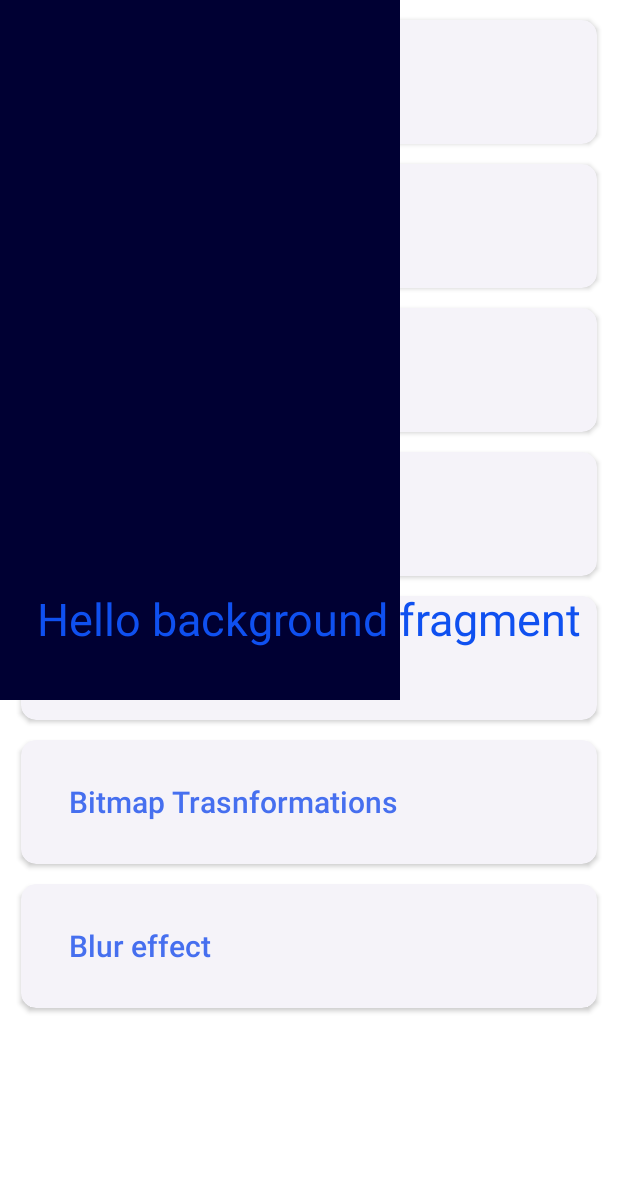
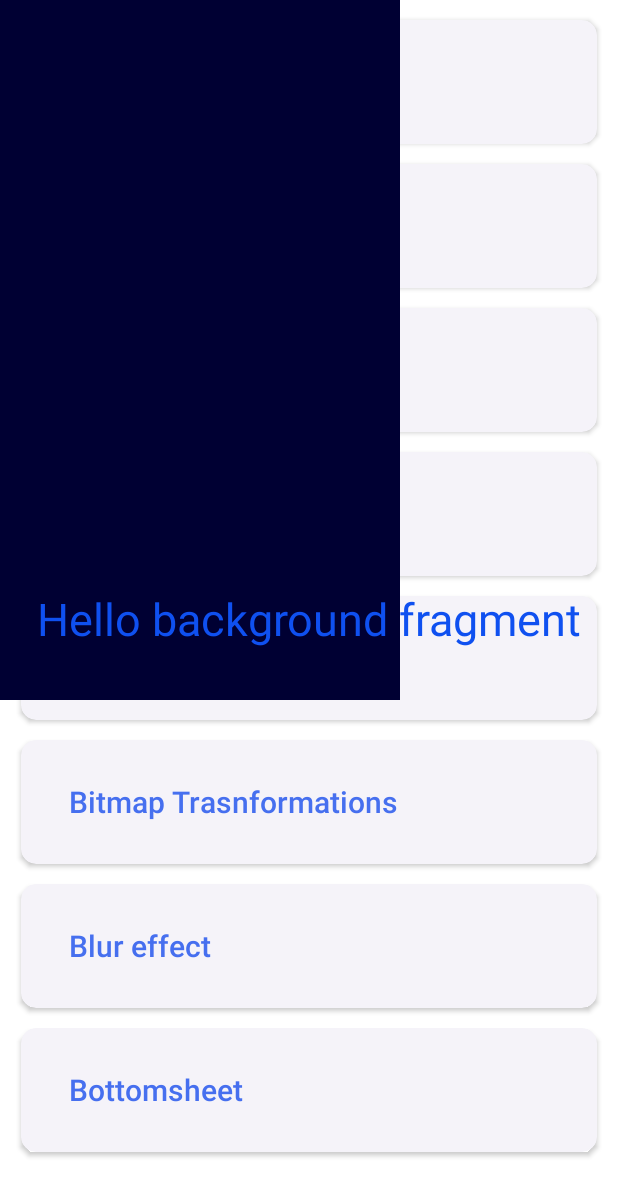
Before and after one commit to Stahma2017/AppForTest, an Android app: the screen it shows after launch (MainActivity), after a tap on "Complex Background", on a phone screen of 412 x 824 dp. Shown: the top 1196 px of the screen. Run offline under Robolectric (Android 15) with nearby library versions, the phone set to English and light mode, and no system bars.

Commit message:
bottomsheet added

```diff
--- a/app/src/main/java/com/stas/appfortest/DataHolder.kt
+++ b/app/src/main/java/com/stas/appfortest/DataHolder.kt
@@ -12,7 +12,8 @@ object DataHolder {
     SamplesAdapter.SampleItem("Fragment manager", MainActivity.Screen.FRAGMENT_MANAGER),
     SamplesAdapter.SampleItem("Glide", MainActivity.Screen.GLIDE),
     SamplesAdapter.SampleItem("Bitmap Trasnformations", MainActivity.Screen.BITMAP_TRANSFORMATIONS),
-    SamplesAdapter.SampleItem("Blur effect", MainActivity.Screen.BLUR_EFFECT)
+    SamplesAdapter.SampleItem("Blur effect", MainActivity.Screen.BLUR_EFFECT),
+    SamplesAdapter.SampleItem("Bottomsheet", MainActivity.Screen.BOTTOMSHEET)
   )
 
   val coordinatorFragmentItems = mutableListOf<SamplesAdapter.SampleItem>(
@@ -46,4 +47,9 @@ object DataHolder {
     BlurSamplesAdapter.BlurSampleItem("Lorem ipsum dolor sit amet", R.drawable.pic_art2),
     BlurSamplesAdapter.BlurSampleItem("Lorem ipsum dolor sit amet", R.drawable.pic_art3)
   )
+
+  val lorem = "Lorem ipsum dolor sit amet, consectetur adipiscing elit, sed do eiusmod tempor incididunt ut labore et dolore magna aliqua." +
+          "Ut enim ad minim veniam, quis nostrud exercitation ullamco laboris nisi ut aliquip ex ea commodo consequat. Duis aute irure dolor in reprehenderit in voluptate velit esse cillum dolore eu fugiat nulla pariatur. Excepteur sint occaecat cupidatat non proident, sunt in culpa qui officia deserunt mollit anim id est laborum. " +
+          "Sed ut perspiciatis unde omnis iste natus error sit voluptatem accusantium doloremque laudantium, totam rem aperiam, eaque ipsa quae ab illo inventore veritatis et quasi architecto beatae vitae dicta sunt explicabo. Nemo enim ipsam voluptatem quia voluptas sit aspernatur aut odit aut fugit, sed quia consequuntur magni dolores eos qui ratione voluptatem sequi nesciunt. " +
+          "Neque porro quisquam est, qui dolorem ipsum quia dolor sit amet, consectetur, adipisci velit, sed quia non numquam eius modi tempora incidunt ut labore et dolore magnam aliquam quaerat voluptatem. Ut enim ad minima veniam, quis nostrum exercitationem ullam corporis suscipit laboriosam, nisi ut aliquid ex ea commodi consequatur? Quis autem vel eum iure reprehenderit qui in ea voluptate velit esse quam nihil molestiae consequatur, vel illum qui dolorem eum fugiat quo voluptas nulla pariatur?"
 }
--- a/app/src/main/java/com/stas/ui/main/MainActivity.kt
+++ b/app/src/main/java/com/stas/ui/main/MainActivity.kt
@@ -11,6 +11,7 @@ import com.stas.appfortest.DataHolder
 import com.stas.appfortest.R
 import com.stas.ui.bitmaptransformations.BitmapTransformationsFragment
 import com.stas.ui.blureffect.BlurEffectActivity
+import com.stas.ui.bottomsheet.BottomsheetFragment
 import com.stas.ui.complexbackgroun.ComplexBackgroundFragment
 import com.stas.ui.coordinator.CoordinatorActivity
 import com.stas.ui.dialog.TestDialogFragment
@@ -47,13 +48,6 @@ class MainActivity : AppCompatActivity() {
 
   private fun navigateTo(screen: Screen) {
     when (screen) {
-      /*Screen.IMAGE_MATRIX_FRAGMENT -> {
-        supportFragmentManager.commit {
-          setReorderingAllowed(true)
-          addToBackStack(screen.name)
-          add<ImageMatrixFragment>(R.id.fragment_container)
-        }
-      }*/
       Screen.DIALOG_FRAGMENT -> {
         TestDialogFragment().show(supportFragmentManager, "dialog")
       }
@@ -91,6 +85,13 @@ class MainActivity : AppCompatActivity() {
       Screen.BLUR_EFFECT -> {
         startActivity(Intent(this, BlurEffectActivity::class.java))
       }
+      Screen.BOTTOMSHEET -> {
+        supportFragmentManager.commit {
+          setReorderingAllowed(true)
+          addToBackStack(screen.name)
+          add<BottomsheetFragment>(R.id.fragment_container)
+        }
+      }
     }
   }
 
@@ -103,6 +104,6 @@ class MainActivity : AppCompatActivity() {
     GLIDE,
     BITMAP_TRANSFORMATIONS,
     BLUR_EFFECT,
-    BLUR_EFFECT_LIST
+    BOTTOMSHEET
   }
 }
--- a/app/src/main/res/layout/activity_main.xml
+++ b/app/src/main/res/layout/activity_main.xml
@@ -21,5 +21,5 @@
         android:id="@+id/fragment_container"
         android:layout_width="match_parent"
         android:layout_height="match_parent"
-        android:elevation="4dp" />
+        android:elevation="16dp" />
 </androidx.constraintlayout.widget.ConstraintLayout>
```
Also changed, not shown: app/src/main/java/com/stas/ui/base/BaseFragment.kt (added, +32 -0 lines), app/src/main/java/com/stas/ui/blureffect/BlurEffectActivity.kt (+7 -3 lines), app/src/main/java/com/stas/ui/bottomsheet/BottomsheetFragment.kt (added, +21 -0 lines), app/src/main/res/layout/fragment_bottomsheet.xml (added, +34 -0 lines).
